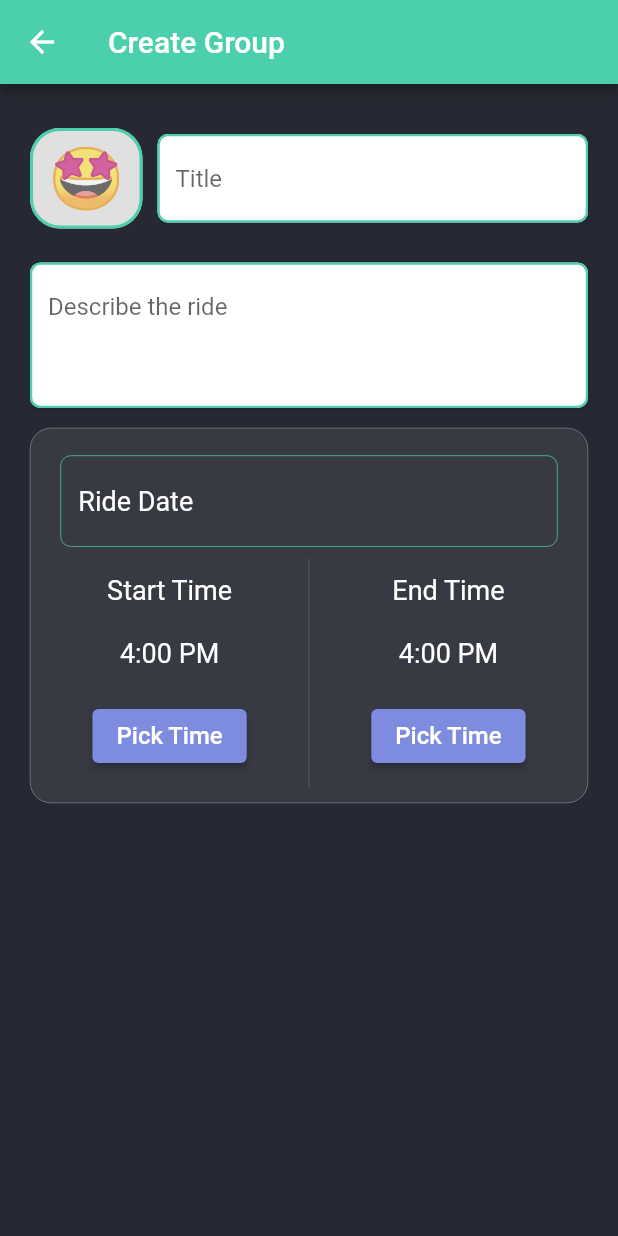
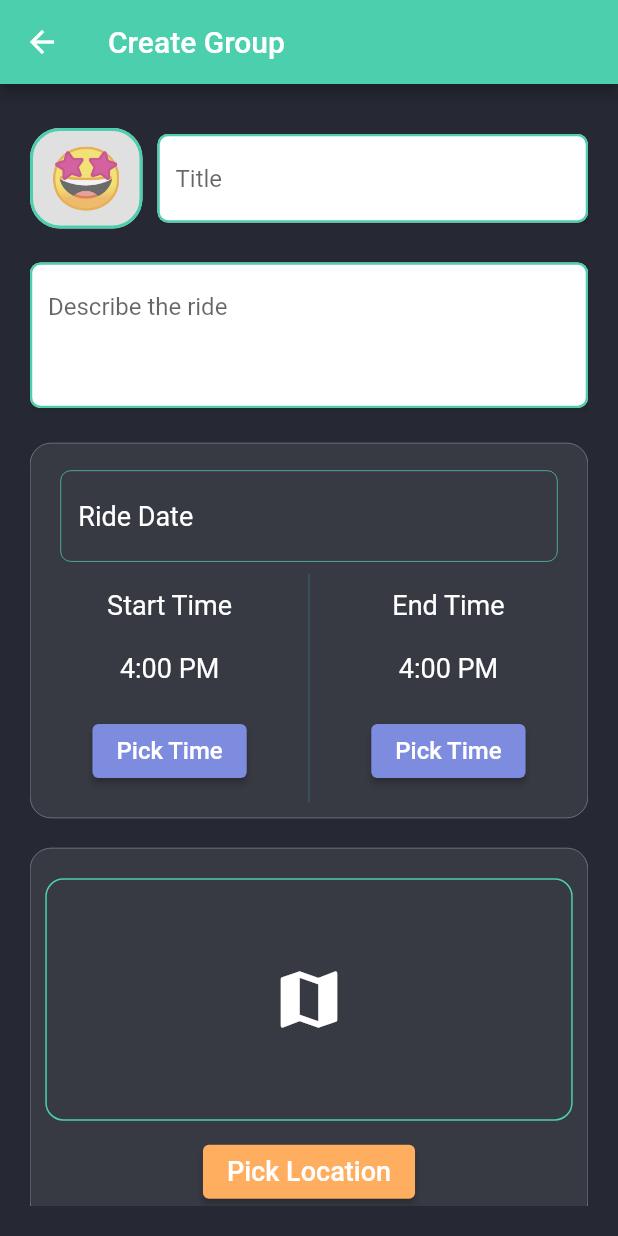
Before and after one commit to Abdulaziz4/bike-riders, a Flutter app: the GroupCreationView screen opened by its route, on a phone screen of 412 x 824 dp. Run offline on Flutter 3.47's test engine with Material 2 defaults, Android fonts, the light colour scheme and no system bars; drawn by our look-alikes of datetime_picker_formfield; our stand-ins replace firebase_auth, firebase_core, flutter_spinkit, flutter_svg, geolocator, google_maps_flutter and 3 more; missing offline and left inert: day_night_time_picker; accounts and stored records are empty.

Commit message:
Adding location picker

```diff
--- a/lib/core/app/app.dart
+++ b/lib/core/app/app.dart
@@ -1,5 +1,6 @@
 import 'package:bike_riders/ui/auth/onboarding/onboarding_view.dart';
 import 'package:bike_riders/ui/auth/signup/signup_view.dart';
+import 'package:bike_riders/ui/group_creation/components/location_picker.dart';
 import 'package:bike_riders/ui/group_creation/group_creation_view.dart';
 import 'package:bike_riders/ui/groups/groups_view.dart';
 import 'package:bike_riders/ui/nav_bar/navigation_bar.dart';
@@ -19,6 +20,7 @@ import 'package:bike_riders/ui/startup/startup_view.dart';
     MaterialRoute(page: SignupView),
     MaterialRoute(page: GroupsView),
     MaterialRoute(page: GroupCreationView),
+    MaterialRoute(page: LocationPickerView),
   ],
   dependencies: [
     LazySingleton(classType: AuthService),
--- a/lib/core/app/app.router.dart
+++ b/lib/core/app/app.router.dart
@@ -7,12 +7,14 @@
 // ignore_for_file: public_member_api_docs
 
 import 'package:flutter/material.dart';
+import 'package:google_maps_flutter/google_maps_flutter.dart';
 import 'package:stacked/stacked.dart';
 import 'package:stacked/stacked_annotations.dart';
 
 import '../../ui/auth/login/login_view.dart';
 import '../../ui/auth/onboarding/onboarding_view.dart';
 import '../../ui/auth/signup/signup_view.dart';
+import '../../ui/group_creation/components/location_picker.dart';
 import '../../ui/group_creation/group_creation_view.dart';
 import '../../ui/groups/groups_view.dart';
 import '../../ui/nav_bar/navigation_bar.dart';
@@ -26,6 +28,7 @@ class Routes {
   static const String signupView = '/signup-view';
   static const String groupsView = '/groups-view';
   static const String groupCreationView = '/group-creation-view';
+  static const String locationPickerView = '/location-picker-view';
   static const all = <String>{
     startupView,
     onBoardingView,
@@ -34,6 +37,7 @@ class Routes {
     signupView,
     groupsView,
     groupCreationView,
+    locationPickerView,
   };
 }
 
@@ -48,6 +52,7 @@ class StackedRouter extends RouterBase {
     RouteDef(Routes.signupView, page: SignupView),
     RouteDef(Routes.groupsView, page: GroupsView),
     RouteDef(Routes.groupCreationView, page: GroupCreationView),
+    RouteDef(Routes.locationPickerView, page: LocationPickerView),
   ];
   @override
   Map<Type, StackedRouteFactory> get pagesMap => _pagesMap;
@@ -94,5 +99,28 @@ class StackedRouter extends RouterBase {
         settings: data,
       );
     },
+    LocationPickerView: (data) {
+      var args = data.getArgs<LocationPickerViewArguments>(
+        orElse: () => LocationPickerViewArguments(),
+      );
+      return MaterialPageRoute<MaterialRoute<dynamic>>(
+        builder: (context) => LocationPickerView(
+          key: args.key,
+          initialPosition: args.initialPosition,
+        ),
+        settings: data,
+      );
+    },
   };
 }
+
+/// ************************************************************************
+/// Arguments holder classes
+/// *************************************************************************
+
+/// LocationPickerView arguments holder class
+class LocationPickerViewArguments {
+  final Key? key;
+  final LatLng? initialPosition;
+  LocationPickerViewArguments({this.key, this.initialPosition});
+}
--- a/lib/ui/group_creation/components/date_time_picking_section.dart
+++ b/lib/ui/group_creation/components/date_time_picking_section.dart
@@ -1,3 +1,4 @@
+import 'package:bike_riders/ui/group_creation/components/section_container.dart';
 import 'package:flutter/material.dart';
 import 'package:day_night_time_picker/lib/daynight_timepicker.dart';
 
@@ -20,18 +21,8 @@ class _RideDateTimePickingSectionState
     extends State<RideDateTimePickingSection> {
   @override
   Widget build(BuildContext context) {
-    return Container(
-      padding: const EdgeInsets.symmetric(vertical: kDefaultPadding / 2),
-      width: double.infinity,
+    return SectionContainer(
       height: 250,
-      decoration: BoxDecoration(
-        color: brighten(kPrimaryColor, 8),
-        borderRadius: BorderRadius.circular(14),
-        border: Border.all(
-          width: 0.2,
-          color: Colors.white,
-        ),
-      ),
       child: Column(
         children: [
           DatePickerField(),
--- a/lib/ui/group_creation/components/location_picking_section.dart
+++ b/lib/ui/group_creation/components/location_picking_section.dart
@@ -1,10 +1,49 @@
+import 'package:bike_riders/core/app/constants.dart';
+import 'package:bike_riders/ui/group_creation/components/location_picker.dart';
 import 'package:flutter/material.dart';
+
+import 'package:bike_riders/ui/group_creation/components/section_container.dart';
+import 'package:bike_riders/ui/shared/custom_button.dart';
 
 class LocationPickingSection extends StatelessWidget {
   const LocationPickingSection({Key? key}) : super(key: key);
 
   @override
   Widget build(BuildContext context) {
-    return Container();
+    return SectionContainer(
+      height: 250,
+      child: Column(
+        children: [
+          Expanded(
+            child: Container(
+              margin: const EdgeInsets.all(kDefaultPadding / 2),
+              decoration: BoxDecoration(
+                borderRadius: BorderRadius.circular(12),
+                border: Border.all(
+                  width: 1,
+                  color: kAltColor,
+                ),
+              ),
+              alignment: Alignment.center,
+              child: Icon(
+                Icons.map,
+                size: 50,
+                color: Colors.white,
+              ),
+            ),
+          ),
+          CustomButton(
+            onPress: () async {
+              final result = await Navigator.of(context).push(
+                MaterialPageRoute(
+                  builder: (_) => LocationPickerView(),
+                ),
+              );
+            },
+            text: "Pick Location",
+          ),
+        ],
+      ),
+    );
   }
 }
--- /dev/null
+++ b/lib/ui/group_creation/components/section_container.dart
@@ -0,0 +1,29 @@
+import 'package:bike_riders/core/app/constants.dart';
+import 'package:bike_riders/core/app/utils/colors_helper.dart';
+import 'package:flutter/material.dart';
+
+class SectionContainer extends StatelessWidget {
+  final Widget child;
+  final double height;
+  const SectionContainer({Key? key, required this.child, required this.height})
+      : super(key: key);
+
+  @override
+  Widget build(BuildContext context) {
+    return Container(
+      padding: const EdgeInsets.symmetric(vertical: kDefaultPadding / 2),
+      margin: const EdgeInsets.symmetric(vertical: kDefaultPadding / 2),
+      width: double.infinity,
+      height: height,
+      decoration: BoxDecoration(
+        color: brighten(kPrimaryColor, 8),
+        borderRadius: BorderRadius.circular(14),
+        border: Border.all(
+          width: 0.2,
+          color: Colors.white,
+        ),
+      ),
+      child: child,
+    );
+  }
+}
--- a/lib/ui/group_creation/group_creation_view.dart
+++ b/lib/ui/group_creation/group_creation_view.dart
@@ -1,6 +1,7 @@
 import 'package:bike_riders/core/app/constants.dart';
 import 'package:bike_riders/ui/group_creation/components/emoji_picker.dart';
 import 'package:bike_riders/ui/group_creation/components/date_time_picking_section.dart';
+import 'package:bike_riders/ui/group_creation/components/location_picking_section.dart';
 import 'package:bike_riders/ui/shared/input_field.dart';
 
 import 'package:flutter/material.dart';
@@ -34,6 +35,7 @@ class _GroupCreationViewState extends State<GroupCreationView> {
       ),
       body: Padding(
         padding: const EdgeInsets.all(kDefaultPadding),
+        child: SingleChildScrollView(
           child: Column(
             children: [
               Row(
@@ -58,7 +60,9 @@ class _GroupCreationViewState extends State<GroupCreationView> {
                 numOfLines: 3,
               ),
               RideDateTimePickingSection(),
+              LocationPickingSection(),
             ],
+          ),
         ),
       ),
     );
--- a/pubspec.yaml
+++ b/pubspec.yaml
@@ -43,7 +43,10 @@ dependencies:
   logger: ^1.1.0
   datetime_picker_formfield: ^2.0.0
   intl:
+  geolocator: ^7.7.1
+  google_maps_flutter: ^2.1.0
   day_night_time_picker: ^1.0.3+1
+  http: ^0.13.4
 dev_dependencies:
   flutter_test:
     sdk: flutter
```
Also changed, not shown: lib/core/app/utils/location_helper.dart (added, +59 -0 lines), lib/ui/group_creation/components/location_picker.dart (added, +164 -0 lines), pubspec.lock, 5 other files. Lines whose indentation alone changed are shown as unchanged.
